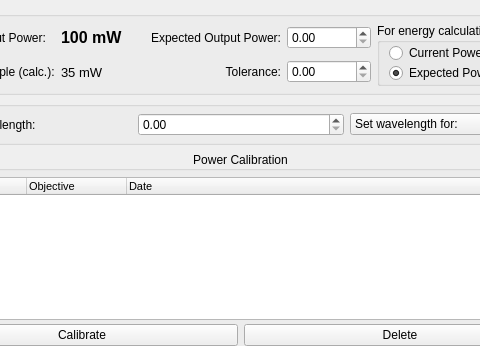
Qt form lib/devices/Laser/devTemplate.ui (acq4/acq4) before a commit; both pictures show x 94 to 574 and y 0 to 346 of the 670 by 451 pixel window.
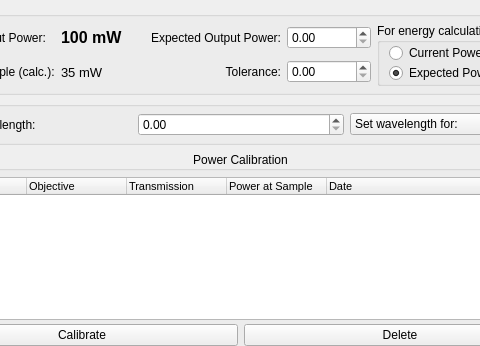
The same form after that commit. Custom widgets are drawn as their Qt base class.

```diff
--- a/lib/devices/Laser/devTemplate.ui
+++ b/lib/devices/Laser/devTemplate.ui
@@ -239,6 +239,16 @@
           <string>Objective</string>
          </property>
         </column>
+        <column>
+         <property name="text">
+          <string>Transmission</string>
+         </property>
+        </column>
+        <column>
+         <property name="text">
+          <string>Power at Sample</string>
+         </property>
+        </column>
         <column>
          <property name="text">
           <string>Date</string>
```
